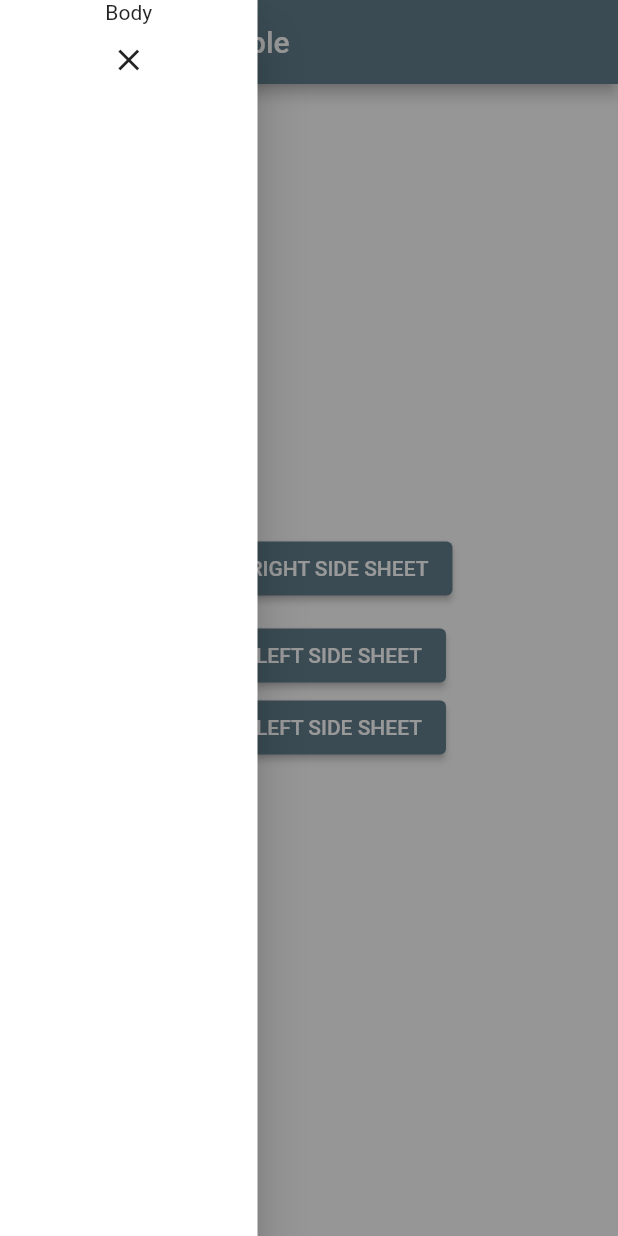
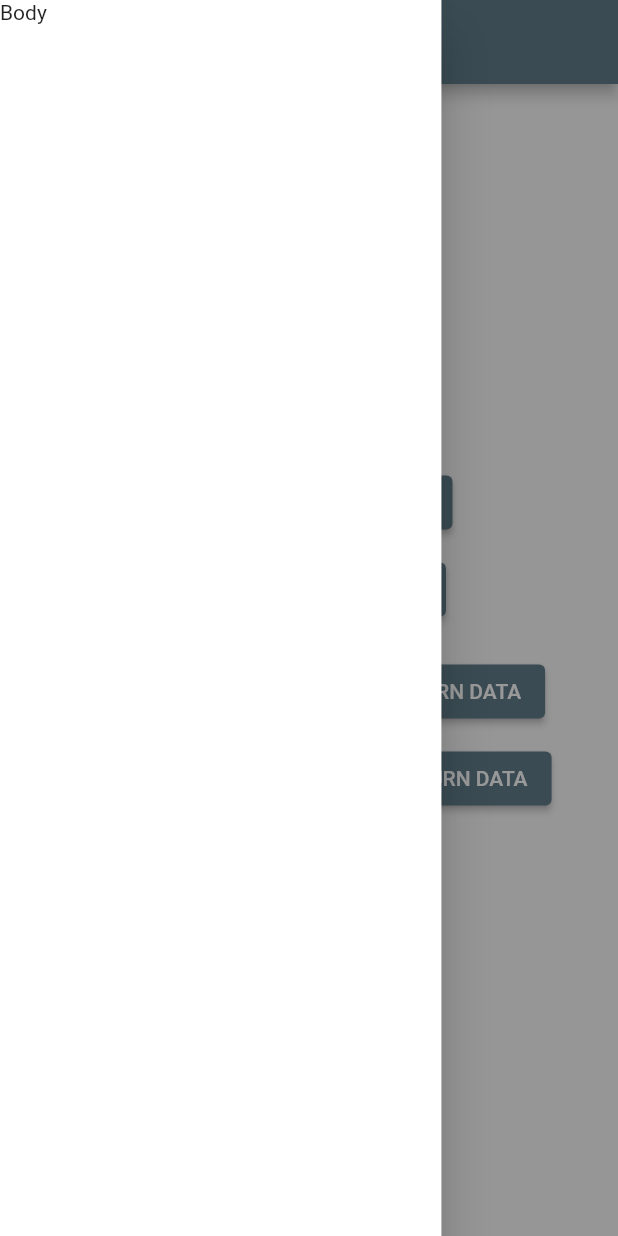
Before and after one commit to israelhudson/side_sheet, a Flutter app: the screen it shows after launch, after a tap on "OPEN LEFT SIDE SHEET", on a phone screen of 412 x 824 dp. Run offline on Flutter 3.47's test engine with Material 2 defaults, Android fonts, the phone set to English and light mode, and no system bars.

Commit message:
return data and Safe Area

```diff
--- a/example/lib/main.dart
+++ b/example/lib/main.dart
@@ -26,7 +26,7 @@ class MyHomePage extends StatefulWidget {
 }
 
 class _MyHomePageState extends State<MyHomePage> {
-  String text = '';
+  String text = 'no data';
 
   @override
   Widget build(BuildContext context) {
@@ -49,26 +49,30 @@ class _MyHomePageState extends State<MyHomePage> {
                   onPressed: () =>
                       SideSheet.left(body: Text("Body"), context: context),
                   child: Text('OPEN LEFT SIDE SHEET')),
+              SizedBox(height: 20),
               ElevatedButton(
                   onPressed: () async {
-                    // SideSheet
-                    //     .left(body: Text("Bodyss"), context: context)
-                    //     .then((value) {
-                    //   setState(() {
-                    //     text = value;
-                    //   });
-                    //   print(text);
-                    // });
-                    SideSheet.left(body: FlutterLogo(), context: context);
-                    // final data = await SideSheet.right(
-                    //     body: Text("Body"), context: context);
+                    final data = await SideSheet.right(
+                        body: bodyWithReturnArgs(context), context: context);
 
-                    // setState(() {
-                    //   text = data;
-                    // });
+                    setState(() {
+                      text = data;
+                    });
                   },
-                  child: Text('OPEN LEFT SIDE SHEET')),
-              Text(text)
+                  child: Text('OPEN LEFT SIDE SHEET WITH RETURN DATA')),
+              SizedBox(height: 10),
+              ElevatedButton(
+                  onPressed: () async {
+                    final data = await SideSheet.right(
+                        body: bodyWithReturnArgs(context), context: context);
+
+                    setState(() {
+                      text = data;
+                    });
+                  },
+                  child: Text('OPEN RIGHT SIDE SHEET WITH RETURN DATA')),
+              SizedBox(height: 10),
+              Text('Arguments: $text')
             ],
           ),
         ),
@@ -76,3 +80,17 @@ class _MyHomePageState extends State<MyHomePage> {
     );
   }
 }
+
+Widget bodyWithReturnArgs(context) {
+  return Container(
+    alignment: Alignment.topCenter,
+    child: Column(
+      children: [
+        IconButton(
+            icon: Icon(Icons.close),
+            onPressed: () => Navigator.pop(context, 'Data Returns')),
+        Text('Body')
+      ],
+    ),
+  );
+}
--- a/lib/src/side_sheet_component.dart
+++ b/lib/src/side_sheet_component.dart
@@ -22,7 +22,7 @@ class SideSheet {
     required Widget body,
     required bool rightSide,
     required BuildContext context,
-    String barrierLabel: "Sheet Horizontal",
+    String barrierLabel: "Side Sheet",
     bool barrierDismissible: true,
     Color barrierColor = const Color(0xFF66000000),
     Duration transitionDuration = const Duration(milliseconds: 300),
@@ -34,7 +34,8 @@ class SideSheet {
       transitionDuration: transitionDuration,
       context: context,
       pageBuilder: (context, animation1, animation2) {
-        return Align(
+        return SafeArea(
+          child: Align(
             alignment: (rightSide ? Alignment.centerRight : Alignment.centerLeft),
             child: Material(
               elevation: 15,
@@ -42,18 +43,9 @@ class SideSheet {
               child: Container(
                   color: Colors.white,
                   height: double.infinity,
-                width: MediaQuery.of(context).size.width / 2.4,
-                child: Column(
-                  children: [
-                    body,
-                    IconButton(
-                        icon: Icon(Icons.close),
-                        onPressed: () {
-                          Navigator.pop(context, 'ssss');
-                          //Navigator.pop(context);
-                        })
-                  ],
-                )),
+                  width: MediaQuery.of(context).size.width / 1.4,
+                  child: body),
+            ),
           ),
         );
       },
```
Lines whose indentation alone changed are shown as unchanged.
